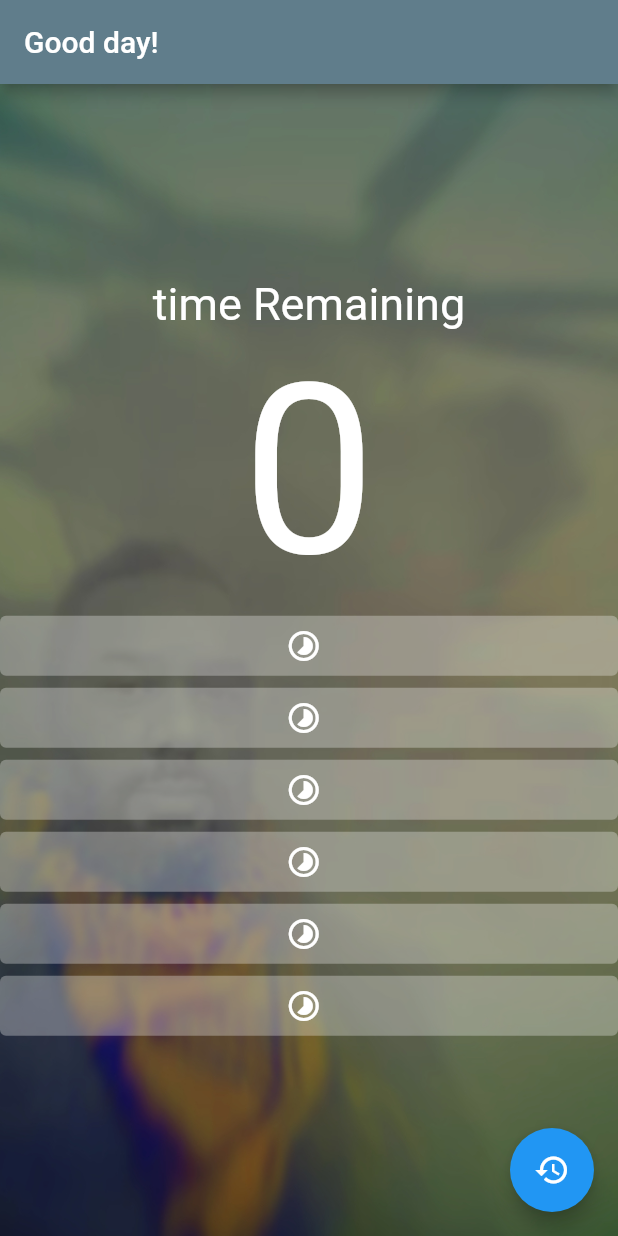
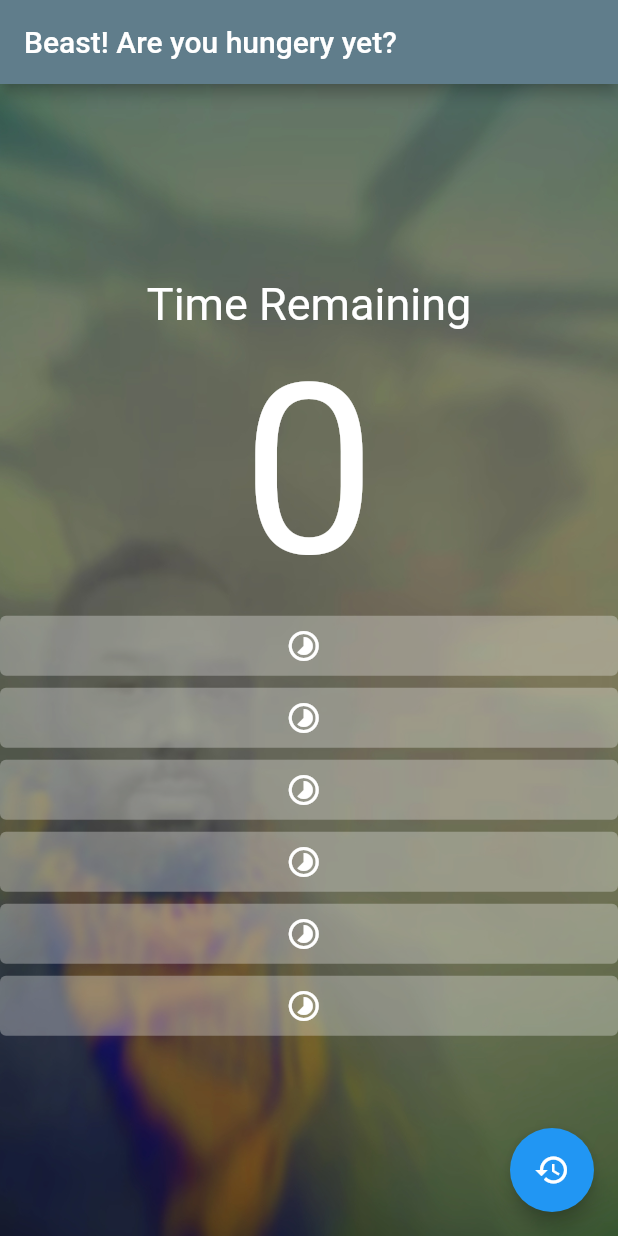
Before and after one commit to e17769/myMealFlutterMobileApp, a Flutter app: the screen it shows after launch, on a phone screen of 412 x 824 dp. Run offline on Flutter 3.47's test engine with Material 2 defaults, Android fonts, the light colour scheme and no system bars.

Commit message:
Adding some coolness to the app
Making the app lightharted.
Because sometimes when I close my eyes, I can't see!!

```diff
--- a/lib/main.dart
+++ b/lib/main.dart
@@ -31,18 +31,18 @@ class MyApp extends StatelessWidget {
   @override
   Widget build(BuildContext context) {
     return MaterialApp(
-      title: 'My Day',
+      title: 'The Gadir Feeder',
       theme: ThemeData(
         primaryColor: Colors.blueGrey,
         visualDensity: VisualDensity.adaptivePlatformDensity,
       ),
-      home: MyHomePage(title: 'Good day!'),
+      home: const MyHomePage(title: 'Beast! Are you hungery yet?'),
     );
   }
 }
 
 class MyHomePage extends StatefulWidget {
-  MyHomePage({Key key, this.title}) : super(key: key);
+  const MyHomePage({Key key, this.title}) : super(key: key);
   final String title;
   @override
   _MyHomePageState createState() => _MyHomePageState();
@@ -197,7 +197,7 @@ class _MyHomePageState extends State<MyHomePage> {
               crossAxisAlignment: CrossAxisAlignment.stretch,
               children: <Widget>[
                 const Text(
-                  'time Remaining',
+                  'Time Remaining',
                   style: TextStyle(color: Colors.white, fontSize: 30),
                   textAlign: TextAlign.center,
                 ),
--- a/pubspec.yaml
+++ b/pubspec.yaml
@@ -1,5 +1,5 @@
-name: my_Day
-description: A new Flutter project.
+name: Feeding_The_Beast
+description: When the bear is hunger, it eates.
 
 # The following line prevents the package from being accidentally published to
 # pub.dev using `pub publish`. This is preferred for private packages.
```
Also changed, not shown: 2 other files.
